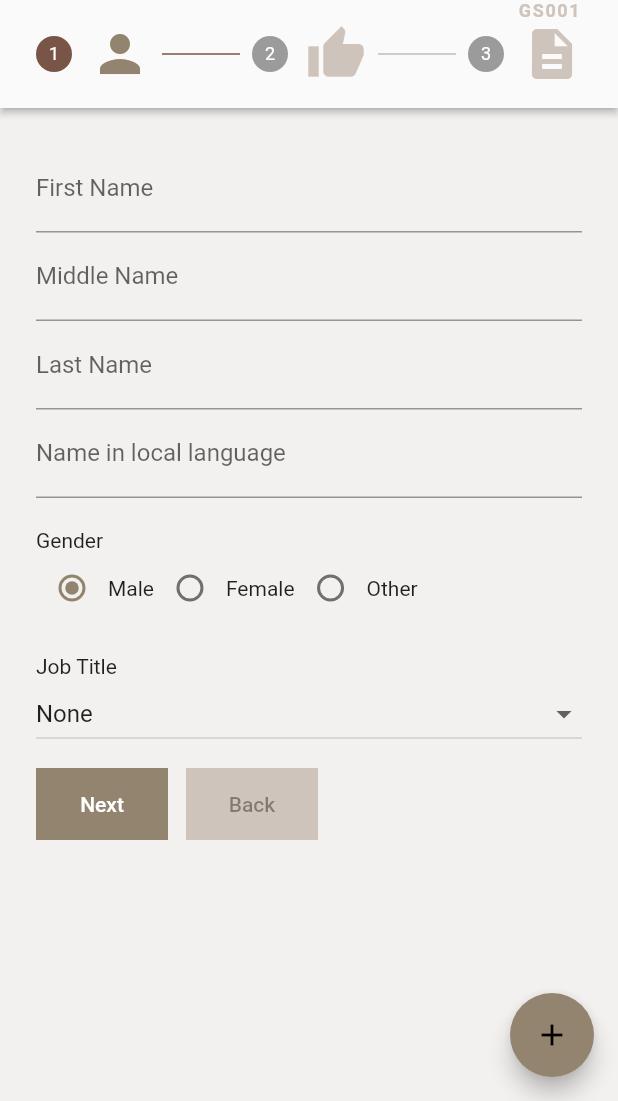
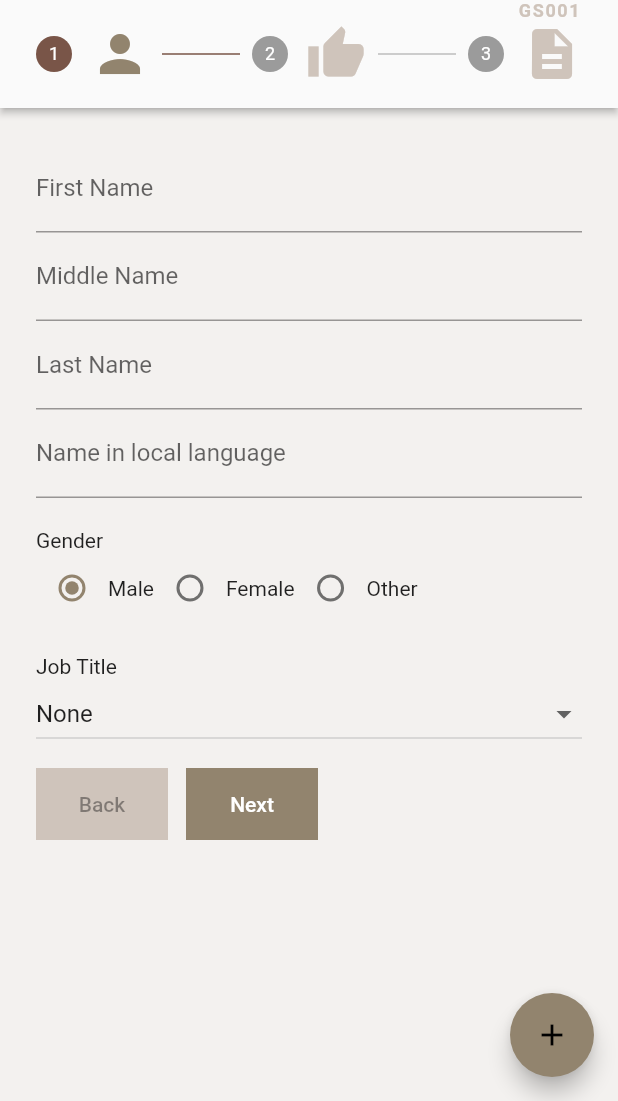
Before and after one commit to Atik4/InsuranceProject, a Flutter app: the DlEduPro screen opened directly, after a tap on "Create new Account", on a phone screen of 412 x 824 dp, the part 135-1236 px from its top. Run offline on Flutter 3.47's test engine with Material 2 defaults, Android fonts, the phone set to English and light mode, and no system bars; network calls fail.

Commit message:
Add files via upload

```diff
--- a/lib/screens/Quotation/DLEduPro.dart
+++ b/lib/screens/Quotation/DLEduPro.dart
@@ -62,6 +62,7 @@ class DlEduPro extends StatelessWidget {
             padding: const EdgeInsets.only(top: 20),
             child: Center(
               child: RaisedButton(
+                color: Color1,
                 onPressed: () {
                   Navigator.push(context,
                       MaterialPageRoute(builder: (context) => QuotationForm()));
--- a/lib/screens/Quotation/QuotationForm.dart
+++ b/lib/screens/Quotation/QuotationForm.dart
@@ -62,8 +62,10 @@ class _QuotationFormState extends State<QuotationForm> {
   }
 
   void handleRadioValueChange(int val) {}
-  List<LifeInsuredElement> LifeInsuredList = [];
-  List<Benefit> BenefitList = [];
+  List<LifeInsuredElement> LifeInsuredList = [LifeInsuredElement()];
+  List<Benefit> BenefitList = [Benefit()];
+
+
 
   @override
   Widget build(BuildContext context) {
@@ -198,7 +200,11 @@ class _QuotationFormState extends State<QuotationForm> {
     ];
 
     return Scaffold(
-      floatingActionButton: FloatingActionButton(
+
+      floatingActionButton: Visibility(
+
+
+        child: FloatingActionButton(
           backgroundColor: Color1,
           child: Icon(Icons.add),
           onPressed: () {
@@ -208,6 +214,7 @@ class _QuotationFormState extends State<QuotationForm> {
               addBenefitList();
             }
           },
+        ),
       ),
       appBar: CustomAppBar("Quotation Form"),
       body: Column(
@@ -227,6 +234,19 @@ class _QuotationFormState extends State<QuotationForm> {
                     {VoidCallback onStepContinue, VoidCallback onStepCancel}) {
                   return Row(
                     children: <Widget>[
+
+                      Container(
+                        child: FlatButton(
+                          onPressed: onStepCancel,
+                          child: Text(
+                            "Back",
+                            //style: TextStyle(color: Colors.white),
+                          ),
+                        ),
+                        color: Color(0XFFCFC4BB),
+                        //padding: EdgeInsets.all(5),
+                        margin: EdgeInsets.only(top: 12, right: 6),
+                      ),
                       Container(
                         child: FlatButton(
                           onPressed: onStepContinue,
@@ -236,18 +256,6 @@ class _QuotationFormState extends State<QuotationForm> {
                           ),
                         ),
                         color: mainColor,
-                        //padding: EdgeInsets.all(5),
-                        margin: EdgeInsets.only(top: 12, right: 6),
-                      ),
-                      Container(
-                        child: FlatButton(
-                          onPressed: onStepCancel,
-                          child: Text(
-                            "Back",
-                            //style: TextStyle(color: Colors.white),
-                          ),
-                        ),
-                        color: Color(0XFFCFC4BB),
                         //padding: EdgeInsets.all(5),
                         margin: EdgeInsets.only(top: 12, left: 6),
                       ),
```
Also changed, not shown: lib/screens/Quotation/Quotation.dart (+4 -4 lines), 1 other file. Lines whose indentation alone changed are shown as unchanged.
